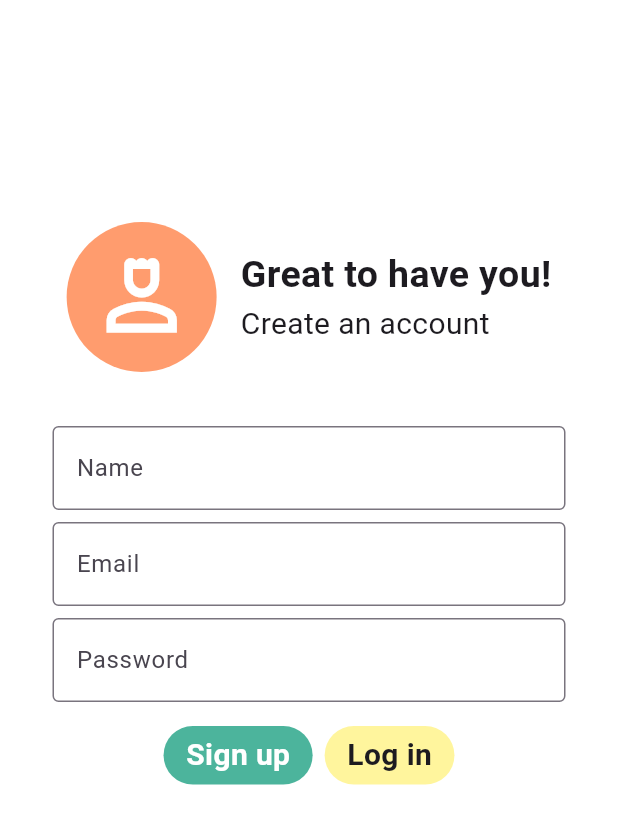
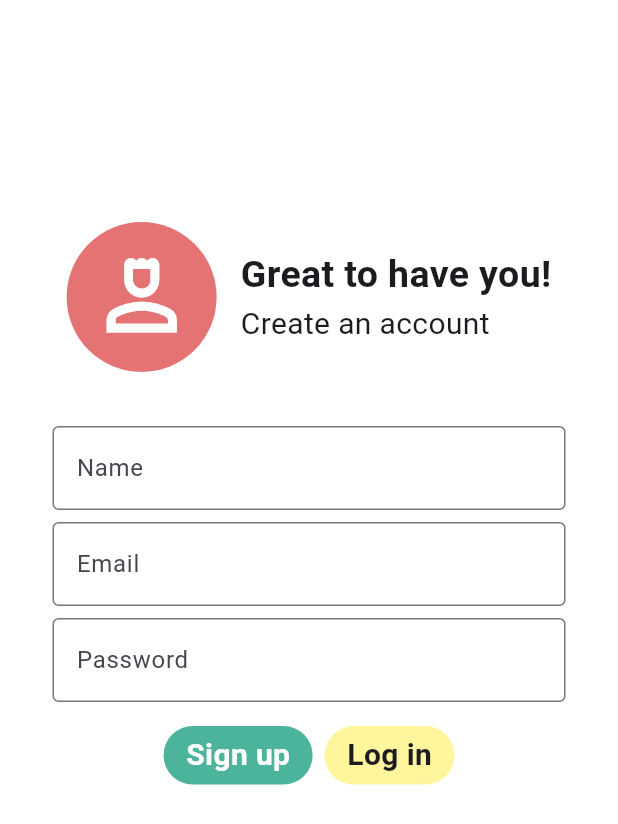
Before and after one commit to Mjd-Gh/public-chat-app, a Flutter app: the screen it shows after launch, after a tap on "Sign Up", on a phone screen of 412 x 824 dp. Shown: the top 824 px of the screen. Run offline on Flutter 3.47's test engine with Material 3 defaults, Android fonts, the phone set to English and light mode, and no system bars; our stand-ins replace bloc, flutter_bloc, flutter_dotenv, get_it, supabase_flutter, timeago; accounts and stored records are empty.

Commit message:
simple updates

```diff
--- a/lib/auth/views/log_in_view.dart
+++ b/lib/auth/views/log_in_view.dart
@@ -77,6 +77,7 @@ class LoginView extends StatelessWidget {
                         kV8,
                         TextField(
                           controller: passwordController,
+                          obscureText: true,
                           decoration: const InputDecoration(
                             labelText: "Password",
                             border: OutlineInputBorder(),
@@ -97,12 +98,12 @@ class LoginView extends StatelessWidget {
                                 onTap: () {
                                   context.pushTo(SignUpView());
                                 },
-                                child: const Text(
+                                child: Text(
                                   "Sign Up",
                                   style: TextStyle(
                                     fontWeight: FontWeight.bold,
                                     fontSize: 17,
-                                    color: Color.fromARGB(255, 76, 180, 156),
+                                    color: Colors.red[300],
                                   ),
                                 ),
                               ),
@@ -131,7 +132,7 @@ class LoginView extends StatelessWidget {
                             child: const Text(
                               "Sign in",
                               style: TextStyle(
-                                color: Colors.white,
+                                // color: Colors.white,
                                 fontSize: 20,
                                 fontWeight: FontWeight.bold,
                               ),
--- a/lib/auth/views/sign_up_view.dart
+++ b/lib/auth/views/sign_up_view.dart
@@ -35,20 +35,20 @@ class SignUpView extends StatelessWidget {
               child: Column(
                 mainAxisAlignment: MainAxisAlignment.center,
                 children: [
-                  const Row(
+                   Row(
                     mainAxisAlignment: MainAxisAlignment.center,
                     children: [
                       CircleAvatar(
                         radius: 50,
-                        backgroundColor: Color.fromARGB(255, 255, 156, 110),
-                        child: Icon(
+                        backgroundColor: Colors.red[300],
+                        child: const Icon(
                           Icons.person_4_outlined,
                           size: 70,
                           color: Colors.white,
                         ),
                       ),
                       kH16,
-                      Column(
+                      const Column(
                         crossAxisAlignment: CrossAxisAlignment.start,
                         children: [
                           Text(
@@ -101,6 +101,7 @@ class SignUpView extends StatelessWidget {
                         kV8,
                         TextField(
                           controller: passwordController,
+                          obscureText: true,
                           decoration: const InputDecoration(
                             labelText: "Password",
                             border: OutlineInputBorder(),
--- a/lib/chat/bloc/chat_bloc.dart
+++ b/lib/chat/bloc/chat_bloc.dart
@@ -6,12 +6,14 @@ import 'package:meta/meta.dart';
 import 'package:public_chat_app/chat/model/message_model.dart';
 import 'package:public_chat_app/auth/model/profile_model.dart';
 import 'package:public_chat_app/services/database_services.dart';
-
 part 'chat_event.dart';
 part 'chat_state.dart';
 
 class ChatBloc extends Bloc<ChatEvent, ChatState> {
   final serviceLocator = GetIt.I.get<DBService>();
+
+  // Map to store ID as a key and
+  //Profile object to store profile data
   Map<String, Profile> profileCache = {};
 
   ChatBloc() : super(ChatInitial()) {
@@ -47,7 +49,7 @@ class ChatBloc extends Bloc<ChatEvent, ChatState> {
     if (profileCache[profileId] != null) {
       return;
     }
-    final profileData = await serviceLocator.getProfileData(profileId);
+    final  profileData = await serviceLocator.getProfileData(profileId);
     profileCache[profileId] = profileData;
     await serviceLocator.getMessagesStream();
     Stream<List<Message>> messages = serviceLocator.listOfMessages;
--- a/lib/chat/view/chat_view.dart
+++ b/lib/chat/view/chat_view.dart
@@ -39,7 +39,6 @@ class ChatView extends StatelessWidget {
           child: IconButton(
             onPressed: () {
               authBloc.add(LogoutEvent());
-              context.pushAndRemove(LoginView());
             },
             icon: const Icon(
               Icons.logout_outlined,
@@ -57,10 +56,6 @@ class ChatView extends StatelessWidget {
               builder: (context, snapshot) {
                 if (snapshot.hasData && snapshot.data != null) {
                   final messages = snapshot.data;
-                  // != null
-                  //     ? snapshot.data!
-                  //     : []; // List of messages
-
                   return Column(
                     children: [
                       Expanded(
--- a/lib/chat/widgets/chat_bubble.dart
+++ b/lib/chat/widgets/chat_bubble.dart
@@ -12,7 +12,7 @@ class ChatBubble extends StatelessWidget {
 
   @override
   Widget build(BuildContext context) {
-   List<Widget> chatContents = [
+    List<Widget> chatContents = [
       // Show a Circular avatar for senders
       if (!message.isMine)
         CircleAvatar(
--- a/lib/chat/widgets/message_bar.dart
+++ b/lib/chat/widgets/message_bar.dart
@@ -12,7 +12,7 @@ class MessageBar extends StatelessWidget {
 
   @override
   Widget build(BuildContext context) {
-    final bloc = context.read<ChatBloc>();
+    final bloc = context.read<ChatBloc>();//-----------
     return Container(
       color: const Color.fromARGB(255, 54, 54, 54),
       child: Padding(
--- a/lib/services/database_services.dart
+++ b/lib/services/database_services.dart
@@ -65,12 +65,12 @@ class DBService {
   // -- Get messages stream --
   Future getMessagesStream() async {
     final userID = await getCurrentUserID();
-    final msgStream = supabase
+    final Stream<List<Message>> msgStream = supabase
         .from('messages')
         .stream(primaryKey: ['id'])
         .order('created_at')
-        .map((maps) => maps
-            .map((map) => Message.fromJson(json: map, myUserID: userID))
+        .map((massages) => massages
+            .map((message) => Message.fromJson(json: message, myUserID: userID))
             .toList());
     listOfMessages = msgStream;
   }
```
